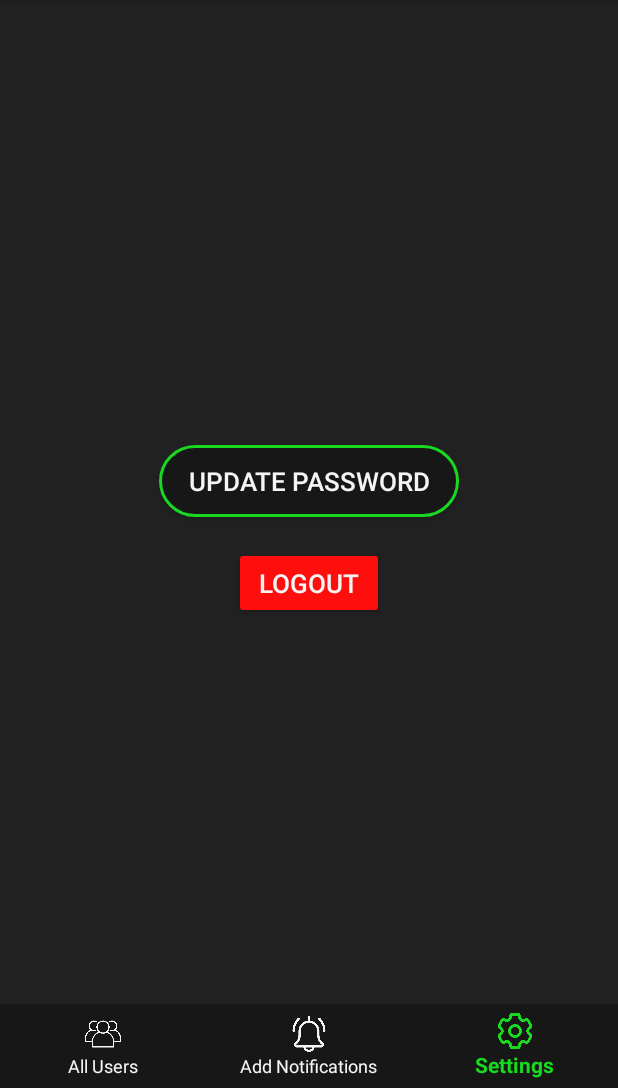
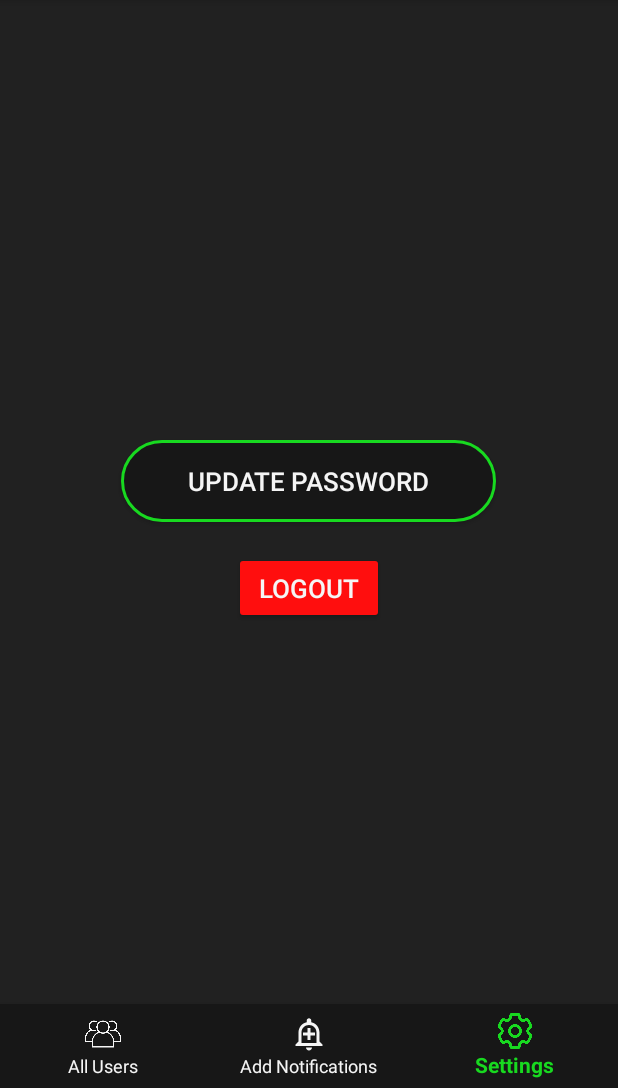
Before and after one commit to CharbelNohra/DevBoost_Android, an Android app: the MainActivity screen opened directly, with no data from a screen before it, item 3 of the bottom bar chosen, on a phone screen of 412 x 824 dp, the part 148-1236 px from its top. Run offline under Robolectric (Android 15) with nearby library versions, the phone set to English and light mode, and no system bars; 1 statement that could not run was skipped.

Commit message:
I fixed the colors of the the fragment's buttons and changed the notification icon in the bottom navigation view

```diff
--- /dev/null
+++ b/app/src/main/res/drawable/ic_notification.xml
@@ -0,0 +1,5 @@
+<vector xmlns:android="http://schemas.android.com/apk/res/android" android:height="24dp" android:tint="#000000" android:viewportHeight="24" android:viewportWidth="24" android:width="24dp">
+
+    <path android:fillColor="@android:color/white" android:pathData="M10.01,21.01c0,1.1 0.89,1.99 1.99,1.99s1.99,-0.89 1.99,-1.99h-3.98zM12,6c2.76,0 5,2.24 5,5v7L7,18v-7c0,-2.76 2.24,-5 5,-5zM12,1.5c-0.83,0 -1.5,0.67 -1.5,1.5v1.17C7.36,4.85 5,7.65 5,11v6l-2,2v1h18v-1l-2,-2v-6c0,-3.35 -2.36,-6.15 -5.5,-6.83L13.5,3c0,-0.83 -0.67,-1.5 -1.5,-1.5zM13,8h-2v3L8,11v2h3v3h2v-3h3v-2h-3z"/>
+
+</vector>
--- a/app/src/main/res/layout/fragment_settings.xml
+++ b/app/src/main/res/layout/fragment_settings.xml
@@ -9,17 +9,18 @@
     android:padding="16dp"
     android:layout_centerInParent="true">
 
-    <Button
+    <androidx.appcompat.widget.AppCompatButton
         android:id="@+id/btnProfile"
-        android:layout_width="200dp"
+        android:layout_width="250dp"
         android:layout_height="wrap_content"
         android:layout_centerHorizontal="true"
         android:layout_marginTop="40dp"
         android:background="@drawable/edittext_background"
-        android:padding="12dp"
+        android:padding="15dp"
         android:text="Update Password"
         android:textColor="@color/white"
-        android:textSize="17sp" />
+        android:textSize="17sp" >
+    </androidx.appcompat.widget.AppCompatButton>
 
     <Button
         android:id="@+id/btnLogout"
--- a/app/src/main/res/menu/bottom_nav_menu.xml
+++ b/app/src/main/res/menu/bottom_nav_menu.xml
@@ -5,7 +5,7 @@
         android:title="All Users" />
     <item
         android:id="@+id/nav_notifications"
-        android:icon="@drawable/ic_notifications"
+        android:icon="@drawable/ic_notification"
         android:title="Add Notifications" />
     <item
         android:id="@+id/nav_settings"
```
Also changed, not shown: app/src/main/res/layout/dialog_password.xml (+30 -8 lines), app/src/main/res/layout/fragment_notifications.xml (+5 -2 lines).
